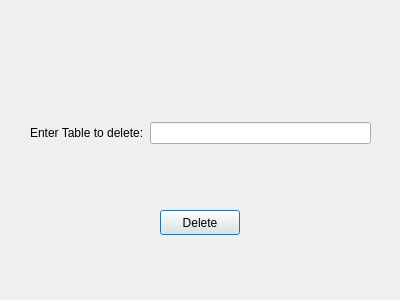
Above: deleteTable.ui from rudyleiva93/DatabaseBrowserApp before the change. Below: the same form after it.
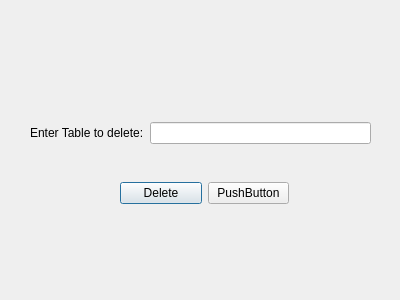
That is the form after the change.

```diff
--- a/deleteTable.ui
+++ b/deleteTable.ui
@@ -35,18 +35,31 @@
     </item>
    </layout>
   </widget>
-  <widget class="QPushButton" name="pushButton_deleteTable">
+  <widget class="QWidget" name="">
    <property name="geometry">
     <rect>
-     <x>160</x>
-     <y>210</y>
-     <width>80</width>
-     <height>25</height>
+     <x>120</x>
+     <y>180</y>
+     <width>169</width>
+     <height>27</height>
     </rect>
    </property>
+   <layout class="QHBoxLayout" name="horizontalLayout_2">
+    <item>
+     <widget class="QPushButton" name="pushButton_deleteTable">
    <property name="text">
     <string>Delete</string>
    </property>
+     </widget>
+    </item>
+    <item>
+     <widget class="QPushButton" name="pushButton">
+      <property name="text">
+       <string>PushButton</string>
+      </property>
+     </widget>
+    </item>
+   </layout>
   </widget>
  </widget>
  <resources/>
```
Lines whose indentation alone changed are shown as unchanged.
